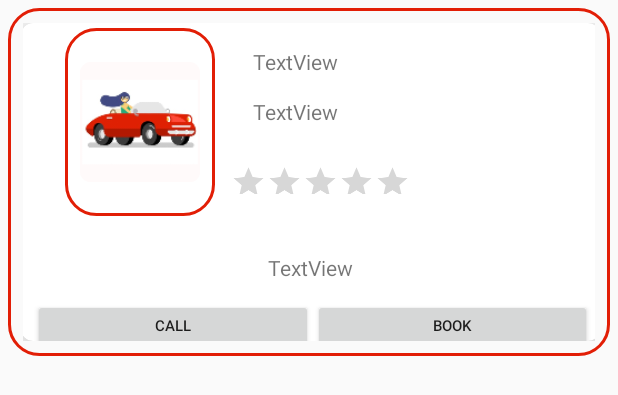
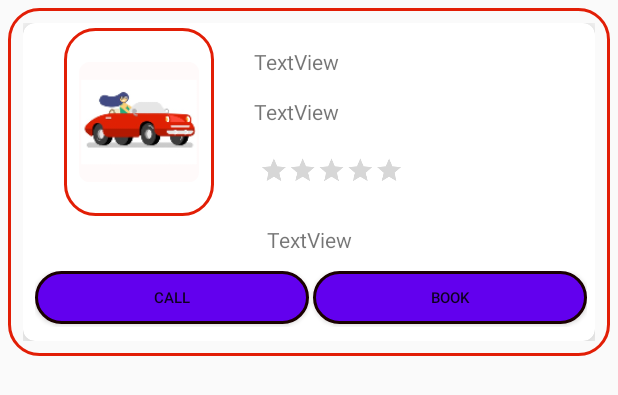
Before and after one commit to pravindesai/DriversOnLine, an Android app: the layout card_for_owner.xml on its own in the app's theme, with its tools: preview values and no code run, on a phone screen of 412 x 824 dp. Shown: the top 395 px of the screen. Run offline under Robolectric (Android 15) with nearby library versions, the phone set to English and light mode, and no system bars; Roboto replaces fonts that are not available here.

```diff
--- a/app/src/main/res/layout/card_for_owner.xml
+++ b/app/src/main/res/layout/card_for_owner.xml
@@ -1,5 +1,5 @@
 <?xml version="1.0" encoding="utf-8"?>
-<androidx.constraintlayout.widget.ConstraintLayout
+<RelativeLayout
     xmlns:android="http://schemas.android.com/apk/res/android"
     xmlns:app="http://schemas.android.com/apk/res-auto"
     xmlns:tools="http://schemas.android.com/tools"
@@ -29,7 +29,6 @@
                 android:id="@+id/imageView"
                 android:layout_width="100dp"
                 android:layout_height="125dp"
-                android:layout_marginStart="3dp"
                 android:layout_marginTop="3dp"
                 android:layout_marginBottom="3dp"
                 android:background="@drawable/customborder"
@@ -39,15 +38,15 @@
                 app:layout_constraintStart_toStartOf="parent"
                 app:layout_constraintTop_toTopOf="parent"
                 app:layout_constraintVertical_bias="0.0"
-                tools:srcCompat="@mipmap/ic_launcher_car"/>
+                tools:srcCompat="@mipmap/ic_launcher_car" />
 
             <TextView
                 android:id="@+id/nameTv"
                 android:layout_width="200dp"
                 android:layout_height="21dp"
                 android:layout_marginTop="16dp"
-                android:layout_marginEnd="5dp"
                 android:text="TextView"
+                android:gravity="left"
                 app:layout_constraintEnd_toEndOf="parent"
                 app:layout_constraintHorizontal_bias="0.555"
                 app:layout_constraintStart_toEndOf="@+id/imageView"
@@ -58,8 +57,8 @@
                 android:layout_width="200dp"
                 android:layout_height="21dp"
                 android:layout_marginTop="12dp"
-                android:layout_marginEnd="5dp"
                 android:text="TextView"
+                android:gravity="left"
                 app:layout_constraintEnd_toEndOf="parent"
                 app:layout_constraintStart_toEndOf="@+id/imageView"
                 app:layout_constraintTop_toBottomOf="@+id/nameTv" />
@@ -68,41 +67,44 @@
                 android:id="@+id/detailsTv"
                 android:layout_width="match_parent"
                 android:layout_height="25dp"
+                android:layout_marginStart="16dp"
+                android:layout_marginTop="8dp"
+                android:layout_marginEnd="16dp"
                 android:gravity="center"
-                android:layout_marginStart="16dp"
-                android:layout_marginTop="24dp"
-                android:layout_marginEnd="16dp"
                 android:text="TextView"
                 app:layout_constraintEnd_toEndOf="parent"
-                app:layout_constraintHorizontal_bias="0.33"
+                app:layout_constraintHorizontal_bias="0.0"
                 app:layout_constraintStart_toStartOf="parent"
                 app:layout_constraintTop_toBottomOf="@+id/ratingBar" />
 
             <RatingBar
                 android:id="@+id/ratingBar"
                 style="@android:style/Widget.DeviceDefault.RatingBar"
-                android:layout_width="wrap_content"
-                android:layout_height="40dp"
-                android:layout_gravity="center"
-                android:layout_marginTop="16dp"
-                android:layout_marginEnd="5dp"
+                android:layout_width="235dp"
+                android:layout_height="41dp"
+                android:layout_gravity="left"
+                android:layout_marginStart="8dp"
+                android:layout_marginTop="12dp"
+                android:max="5"
                 android:numStars="5"
-                android:max="5"
-                android:scaleX="0.5"
-                android:scaleY="0.5"
+                android:scaleX="0.4"
+                android:scaleY="0.4"
                 android:stepSize="1"
-                android:transformPivotX="10dp"
-                android:transformPivotY="15dp"
+                android:transformPivotX="25dp"
+                android:transformPivotY="10dp"
                 app:layout_constraintEnd_toEndOf="parent"
+                app:layout_constraintHorizontal_bias="0.722"
                 app:layout_constraintStart_toEndOf="@+id/imageView"
                 app:layout_constraintTop_toBottomOf="@+id/cityTv" />
 
             <LinearLayout
-                android:layout_width="match_parent"
+                android:layout_width="0dp"
                 android:layout_height="wrap_content"
                 android:layout_marginStart="8dp"
                 android:layout_marginTop="8dp"
                 android:layout_marginEnd="5dp"
+                android:layout_marginLeft="5dp"
+                android:layout_marginRight="5dp"
                 android:orientation="horizontal"
                 app:layout_constraintEnd_toEndOf="parent"
                 app:layout_constraintStart_toStartOf="parent"
@@ -112,19 +114,23 @@
                     android:id="@+id/Btn1"
                     android:layout_width="match_parent"
                     android:layout_height="35dp"
+                    android:layout_marginRight="1dp"
+                    android:layout_marginBottom="2sp"
                     android:layout_weight="1"
+                    android:background="@drawable/btn_styl"
                     android:text="CALL"
-                    android:layout_marginBottom="2sp"
                     android:textSize="10sp" />
 
                 <Button
                     android:id="@+id/Btn2"
                     android:layout_width="match_parent"
                     android:layout_height="35dp"
+                    android:layout_marginLeft="1dp"
+                    android:layout_marginBottom="2sp"
                     android:layout_weight="1"
+                    android:background="@drawable/btn_styl"
                     android:padding="10dp"
                     android:text="BOOK"
-                    android:layout_marginBottom="2sp"
                     android:textSize="10sp" />
             </LinearLayout>
 
@@ -132,4 +138,4 @@
 
     </androidx.cardview.widget.CardView>
 
-</androidx.constraintlayout.widget.ConstraintLayout>
+</RelativeLayout>
```
